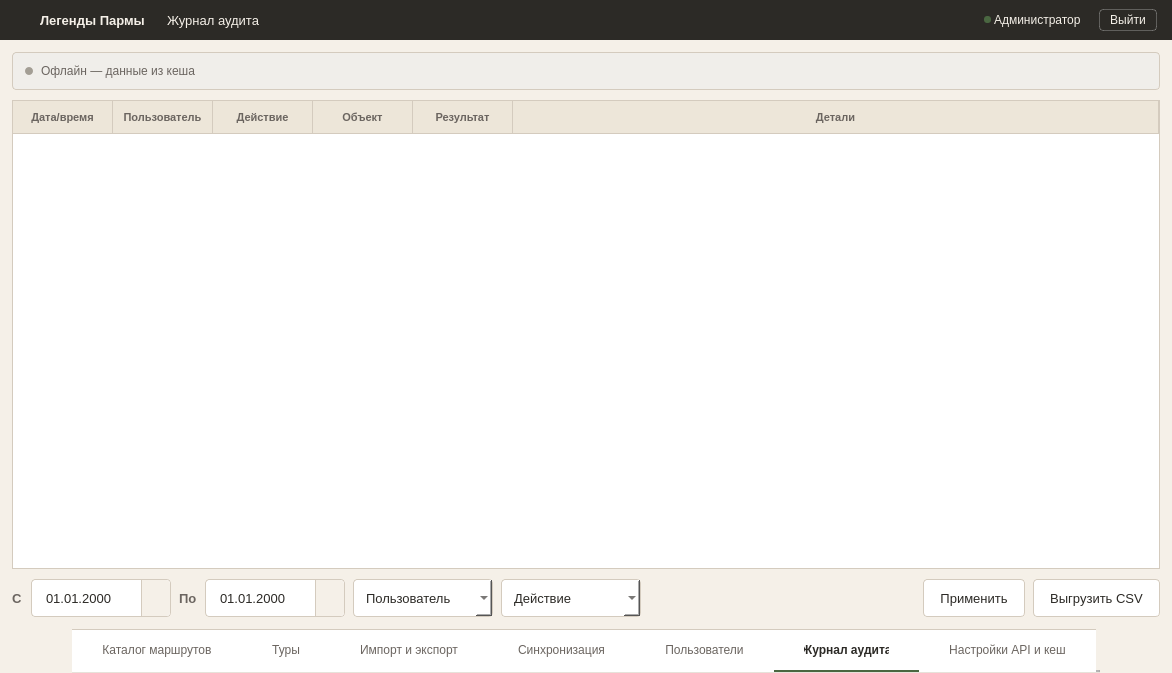
This is ui/windows/audit_log_window.ui in nikolas-po/legends_parma as Qt 5 draws it before an edit. The edited form follows.
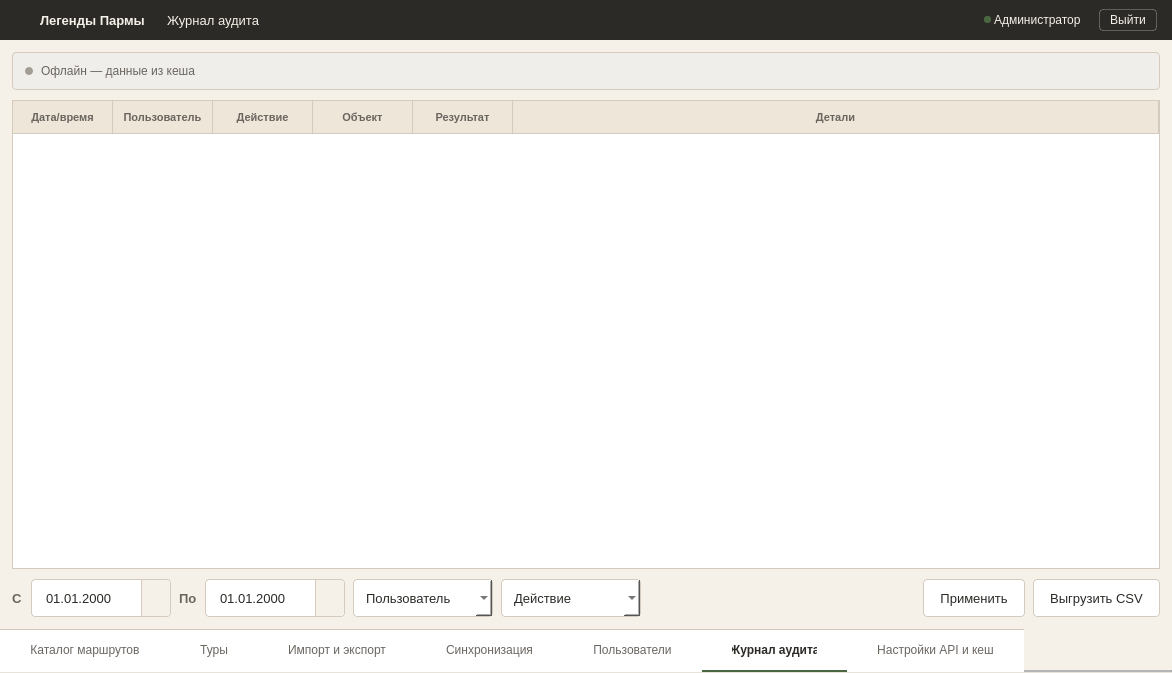
This is the edited form. Icons and pictures are not drawn.

Diff of the .ui file:
```diff
--- a/ui/windows/audit_log_window.ui
+++ b/ui/windows/audit_log_window.ui
@@ -414,9 +414,9 @@
      </widget>
     </item>
 
-    <item alignment="Qt::AlignHCenter">
+    <item>
      <widget class="QTabWidget" name="tabWidget">
-      <property name="sizePolicy"><sizepolicy hsizetype="Maximum" vsizetype="Fixed"><horstretch>0</horstretch><verstretch>0</verstretch></sizepolicy></property>
+      <property name="sizePolicy"><sizepolicy hsizetype="Expanding" vsizetype="Fixed"><horstretch>1</horstretch><verstretch>0</verstretch></sizepolicy></property>
       <property name="minimumSize"><size><width>0</width><height>44</height></size></property>
       <property name="maximumSize"><size><width>16777215</width><height>44</height></size></property>
       <property name="tabPosition"><enum>QTabWidget::TabPosition::North</enum></property>
```
Left out of the diff: 28 changed lines with no effect on the pictures.
